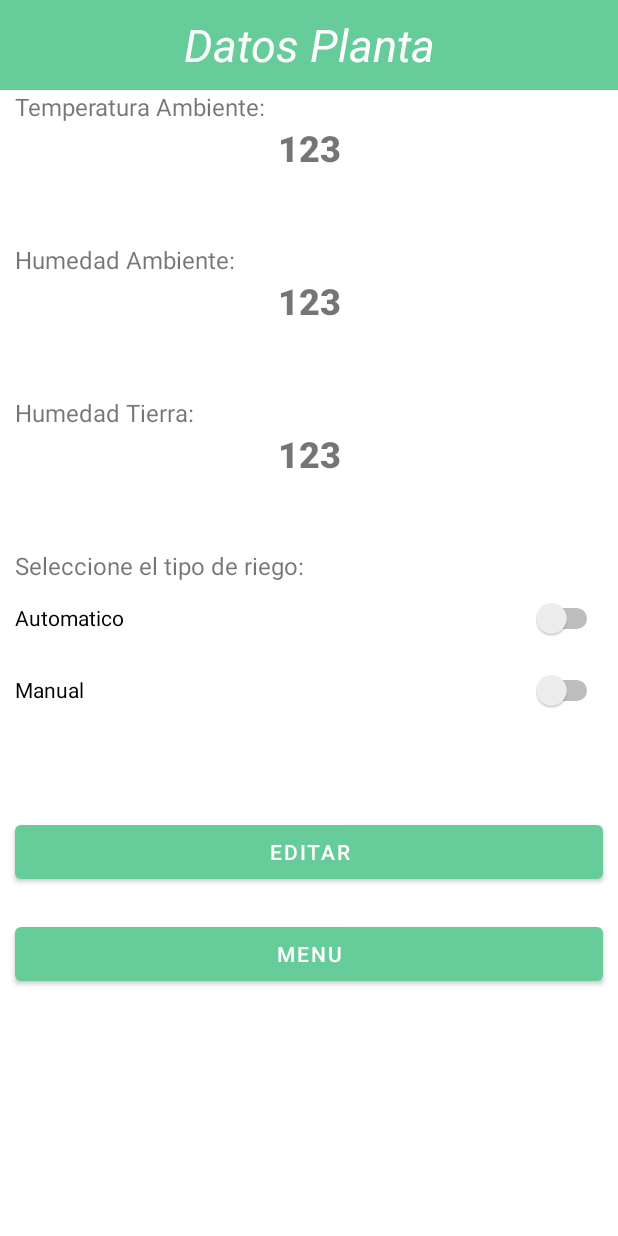
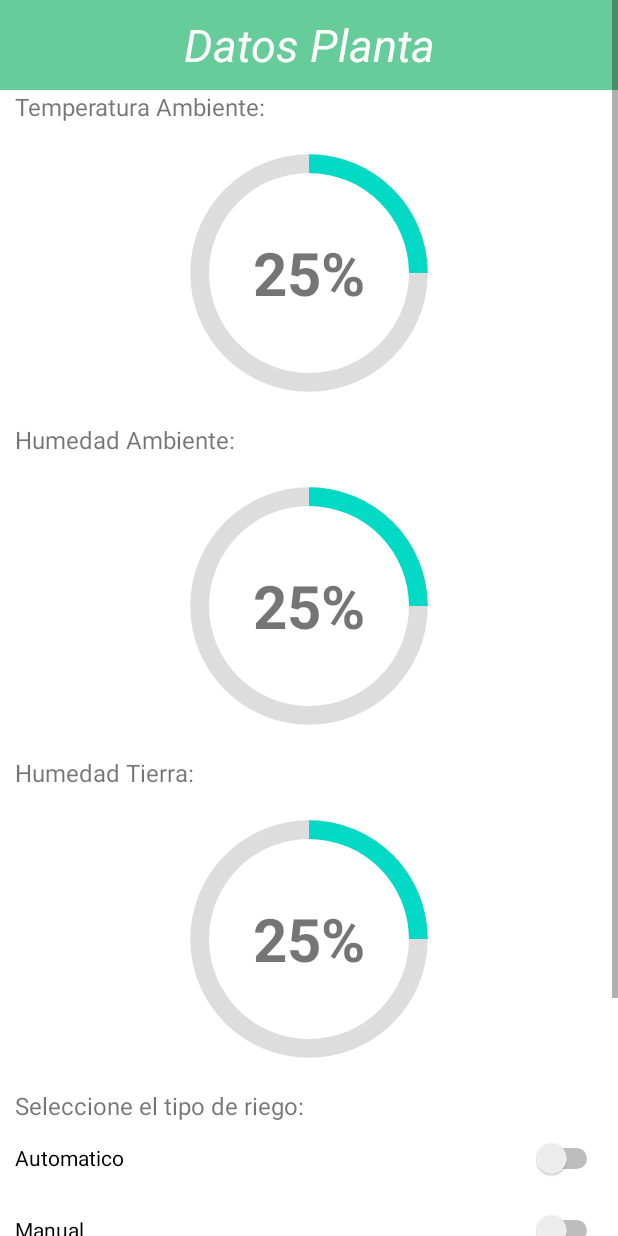
Before and after one commit to afgomez20/PST_PRO_G2, an Android app: the DatosPlantaActivity screen opened directly, with no data from a screen before it, on a phone screen of 412 x 824 dp. Run offline under Robolectric (Android 15) with nearby library versions, the phone set to English and light mode, and no system bars.

Commit message:
circle bar

```diff
--- a/PIS_ADAS/app/src/main/java/com/example/pis_adas/DatosPlantaActivity.java
+++ b/PIS_ADAS/app/src/main/java/com/example/pis_adas/DatosPlantaActivity.java
@@ -5,13 +5,26 @@ import androidx.appcompat.app.AppCompatActivity;
 import android.content.Intent;
 import android.os.Bundle;
 import android.view.View;
+import android.widget.ProgressBar;
+
+import com.example.pis_adas.clases.Data;
+import com.example.pis_adas.clases.PlantaAdapter;
 
 public class DatosPlantaActivity extends AppCompatActivity {
+    private ProgressBar progressBar_HA, progressBar_TA, progressBar_HT;
 
     @Override
     protected void onCreate(Bundle savedInstanceState) {
         super.onCreate(savedInstanceState);
         setContentView(R.layout.activity_datos_planta);
+        progressBar_HA = (ProgressBar) findViewById(R.id.progressBar_HA);
+        progressBar_HT = (ProgressBar) findViewById(R.id.progressBar_HT);
+        progressBar_TA = (ProgressBar) findViewById(R.id.progressBar_TA);
+        progressBar_HA.setProgress(25);
+        progressBar_HT.setProgress(25);
+        progressBar_TA.setProgress(25);
+
+
     }
 
     public void menu(View view){
--- /dev/null
+++ b/PIS_ADAS/app/src/main/res/drawable/circle.xml
@@ -0,0 +1,26 @@
+<?xml version="1.0" encoding="utf-8"?>
+<layer-list xmlns:android="http://schemas.android.com/apk/res/android">
+    <item>
+        <shape
+            android:shape="ring"
+            android:thicknessRatio="16"
+            android:useLevel="false">
+            <solid android:color="#DDD" />
+        </shape>
+    </item>
+    <item>
+        <rotate
+            android:fromDegrees="270"
+            android:toDegrees="270">
+            <shape
+                android:shape="ring"
+                android:thicknessRatio="16"
+                android:useLevel="true">
+                <gradient
+                    android:endColor="#FF03DAC5"
+                    android:startColor="#FF03DAC5"
+                    android:type="sweep" />
+            </shape>
+        </rotate>
+    </item>
+</layer-list>
--- a/PIS_ADAS/app/src/main/res/layout/activity_datos_planta.xml
+++ b/PIS_ADAS/app/src/main/res/layout/activity_datos_planta.xml
@@ -6,6 +6,9 @@
     android:layout_height="match_parent"
     tools:context=".DatosPlantaActivity">
 
+    <ScrollView
+        android:layout_width="match_parent"
+        android:layout_height="match_parent">
         <LinearLayout
             android:layout_width="match_parent"
             android:layout_height="match_parent"
@@ -17,12 +20,12 @@
                 android:id="@+id/textView7"
                 android:layout_width="match_parent"
                 android:layout_height="60dp"
-            android:text="Datos Planta"
                 android:background="#66CC99"
                 android:gravity="center"
+                android:text="Datos Planta"
                 android:textColor="?android:attr/textColorPrimaryInverseDisableOnly"
                 android:textSize="30sp"
-            android:textStyle="italic"/>
+                android:textStyle="italic" />
 
             <TextView
                 android:id="@+id/textView10"
@@ -33,18 +36,33 @@
                 android:text="Temperatura Ambiente:"
                 android:textSize="16sp" />
 
+            <FrameLayout
+
+                style="@style/Widget.AppCompat.TextView"
+                android:layout_width="200dp"
+                android:layout_height="200dp"
+                android:layout_gravity="center">
+
+                <ProgressBar
+                    android:id="@+id/progressBar_TA"
+                    android:layout_width="200dp"
+                    android:layout_height="200dp"
+                    android:layout_gravity="center"
+                    android:indeterminateOnly="false"
+                    android:progressDrawable="@drawable/circle"
+                    android:max="100"
+                    />
+
                 <TextView
-            android:id="@+id/tem_ambiente"
-            style="@style/Widget.AppCompat.TextView"
-            android:layout_width="match_parent"
-            android:layout_height="40dp"
-            android:layout_marginLeft="10dp"
-            android:layout_marginRight="10dp"
-            android:layout_marginBottom="40dp"
-            android:fontFamily="sans-serif-black"
-            android:text="123"
+                    android:id="@+id/status_TA"
+                    android:layout_width="wrap_content"
+                    android:layout_height="wrap_content"
+                    android:layout_gravity="center"
+                    android:text="25%"
                     android:textAlignment="center"
-            android:textSize="24sp" />
+                    android:textSize="40dp"
+                    android:textStyle="bold" />
+            </FrameLayout>
 
             <TextView
                 android:id="@+id/textView11"
@@ -55,18 +73,31 @@
                 android:text="Humedad Ambiente:"
                 android:textSize="16sp" />
 
+            <FrameLayout
+                style="@style/Widget.AppCompat.TextView"
+                android:layout_width="200dp"
+                android:layout_height="200dp"
+                android:layout_gravity="center">
+
+                <ProgressBar
+                    android:id="@+id/progressBar_HA"
+                    android:layout_width="200dp"
+                    android:layout_height="200dp"
+                    android:layout_gravity="center"
+                    android:indeterminateOnly="false"
+                    android:progressDrawable="@drawable/circle"
+                    android:max="100" />
+
                 <TextView
-            android:id="@+id/hum_ambiente"
-            style="@style/Widget.AppCompat.TextView"
-            android:layout_width="match_parent"
-            android:layout_height="40dp"
-            android:layout_marginLeft="10dp"
-            android:layout_marginRight="10dp"
-            android:layout_marginBottom="40dp"
-            android:fontFamily="sans-serif-black"
-            android:text="123"
+                    android:id="@+id/status_HA"
+                    android:layout_width="wrap_content"
+                    android:layout_height="wrap_content"
+                    android:layout_gravity="center"
+                    android:text="25%"
                     android:textAlignment="center"
-            android:textSize="24sp" />
+                    android:textSize="40dp"
+                    android:textStyle="bold" />
+            </FrameLayout>
 
             <TextView
                 android:id="@+id/textView12"
@@ -77,18 +108,31 @@
                 android:text="Humedad Tierra:"
                 android:textSize="16sp" />
 
+            <FrameLayout
+                style="@style/Widget.AppCompat.TextView"
+                android:layout_width="200dp"
+                android:layout_height="200dp"
+                android:layout_gravity="center">
+
+                <ProgressBar
+                    android:id="@+id/progressBar_HT"
+                    android:layout_width="200dp"
+                    android:layout_height="200dp"
+                    android:layout_gravity="center"
+                    android:indeterminateOnly="false"
+                    android:progressDrawable="@drawable/circle"
+                    android:max="100"/>
+
                 <TextView
-            android:id="@+id/hum_tierra"
-            style="@style/Widget.AppCompat.TextView"
-            android:layout_width="match_parent"
-            android:layout_height="40dp"
-            android:layout_marginLeft="10dp"
-            android:layout_marginRight="10dp"
-            android:layout_marginBottom="40dp"
-            android:fontFamily="sans-serif-black"
-            android:text="123"
+                    android:id="@+id/status_HT"
+                    android:layout_width="wrap_content"
+                    android:layout_height="wrap_content"
+                    android:layout_gravity="center"
+                    android:text="25%"
                     android:textAlignment="center"
-            android:textSize="24sp" />
+                    android:textSize="40dp"
+                    android:textStyle="bold" />
+            </FrameLayout>
 
             <TextView
                 android:id="@+id/textView13"
@@ -143,4 +187,9 @@
                 app:backgroundTint="#66CC99" />
 
         </LinearLayout>
+
+
+    </ScrollView>
+
+
 </androidx.constraintlayout.widget.ConstraintLayout>
--- a/PIS_ADAS/app/src/main/res/layout/list_planta.xml
+++ b/PIS_ADAS/app/src/main/res/layout/list_planta.xml
@@ -30,17 +30,18 @@
             android:layout_toEndOf="@id/imgPlanta"
             android:layout_marginLeft="10dp"
             android:layout_marginStart="10dp"/>
+
         <TextView
             android:id="@+id/tempMin"
             android:layout_width="wrap_content"
             android:layout_height="wrap_content"
+            android:layout_below="@+id/nombrePlanta"
+            android:layout_marginStart="10dp"
+            android:layout_marginLeft="10dp"
+            android:layout_toEndOf="@id/imgPlanta"
             android:text="Temperatura min: "
             android:textSize="18sp"
-            android:textStyle="bold"
-            android:layout_below ="@+id/nombrePlanta"
-            android:layout_toEndOf="@id/imgPlanta"
-            android:layout_marginLeft="10dp"
-            android:layout_marginStart="10dp"/>
+            android:textStyle="bold" />
         <TextView
             android:id="@+id/humMin"
             android:layout_width="wrap_content"
```
Lines whose indentation alone changed are shown as unchanged.
